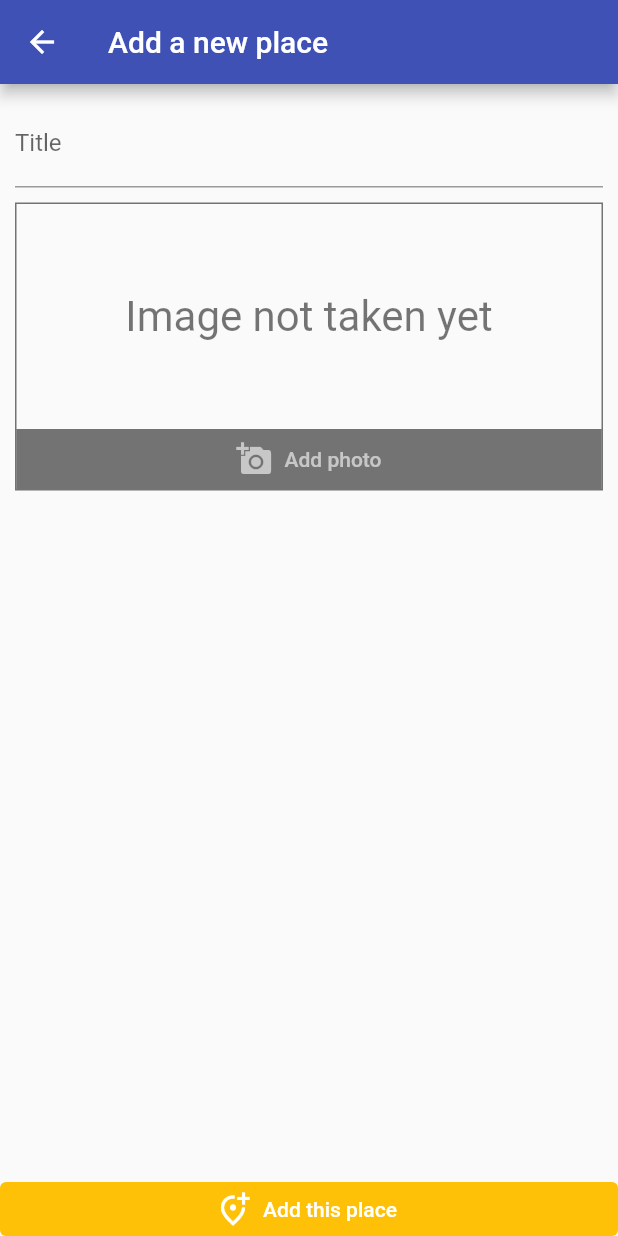
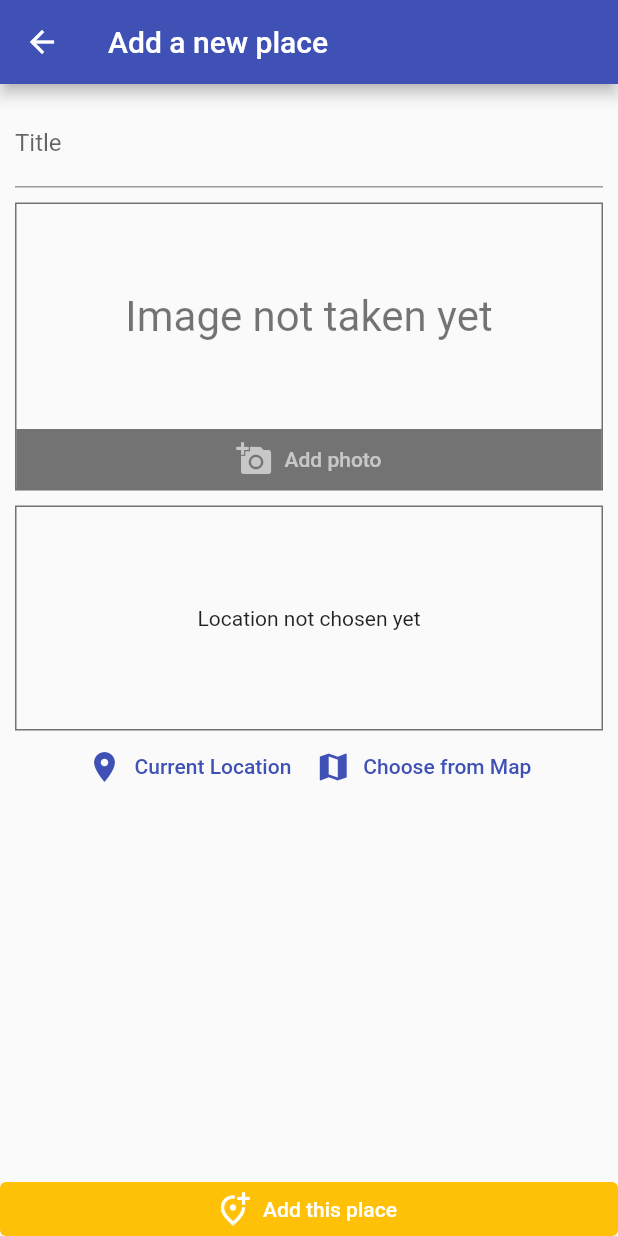
Before and after one commit to mahdiyarz/place_app, a Flutter app: the screen it shows after launch, after a tap on the "add" icon, on a phone screen of 412 x 824 dp. Run offline on Flutter 3.47's test engine with Material 2 defaults, Android fonts, the phone set to English and light mode, and no system bars; our stand-ins replace image_picker, sqflite; accounts and stored records are empty.

Commit message:
Config first look of location_input_widget

```diff
--- a/lib/widgets/location_input_widget.dart
+++ b/lib/widgets/location_input_widget.dart
@@ -8,10 +8,38 @@ class LocationInputWidget extends StatefulWidget {
 }
 
 class _LocationInputWidgetState extends State<LocationInputWidget> {
+  String? _previewImageUrl;
   @override
   Widget build(BuildContext context) {
-    return Container(
-      child: null,
+    return Column(
+      children: [
+        Container(
+          decoration: BoxDecoration(
+              border: Border.all(width: 1, color: Colors.black54)),
+          width: double.infinity,
+          height: 150,
+          margin: EdgeInsets.only(top: 10),
+          alignment: Alignment.center,
+          child: _previewImageUrl == null
+              ? Text('Location not chosen yet')
+              : Image.network(_previewImageUrl as String),
+        ),
+        Row(
+          mainAxisAlignment: MainAxisAlignment.center,
+          children: [
+            TextButton.icon(
+              onPressed: () {},
+              icon: Icon(Icons.location_on),
+              label: Text('Current Location'),
+            ),
+            TextButton.icon(
+              onPressed: () {},
+              icon: Icon(Icons.map),
+              label: Text('Choose from Map'),
+            ),
+          ],
+        )
+      ],
     );
   }
 }
```
